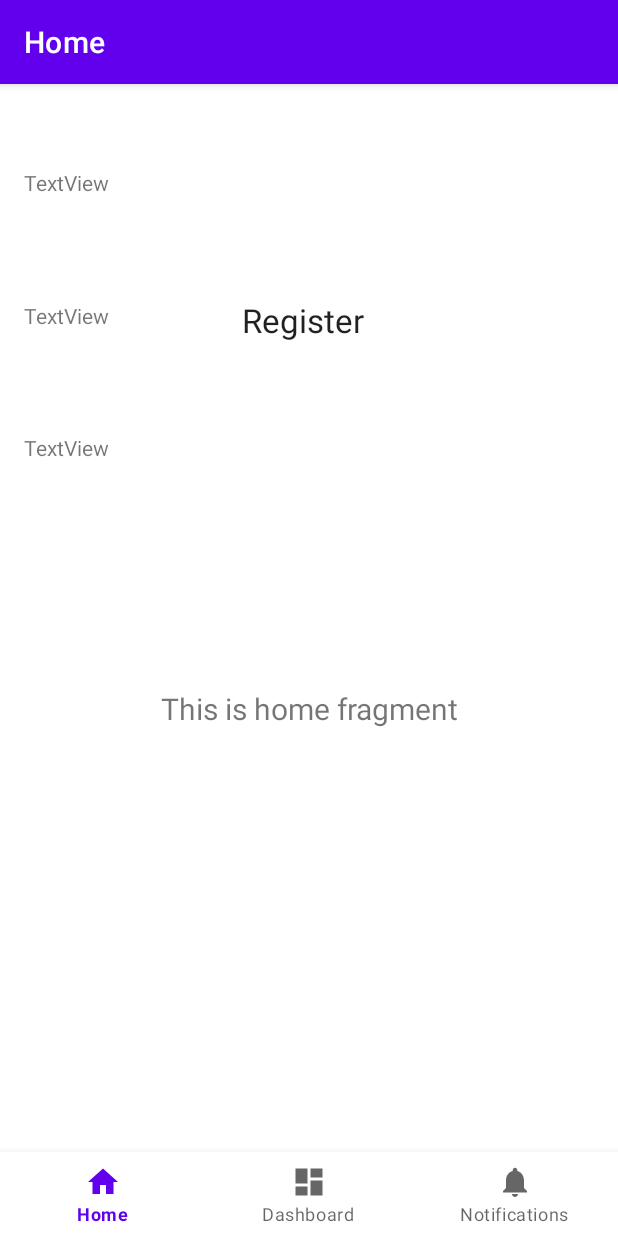
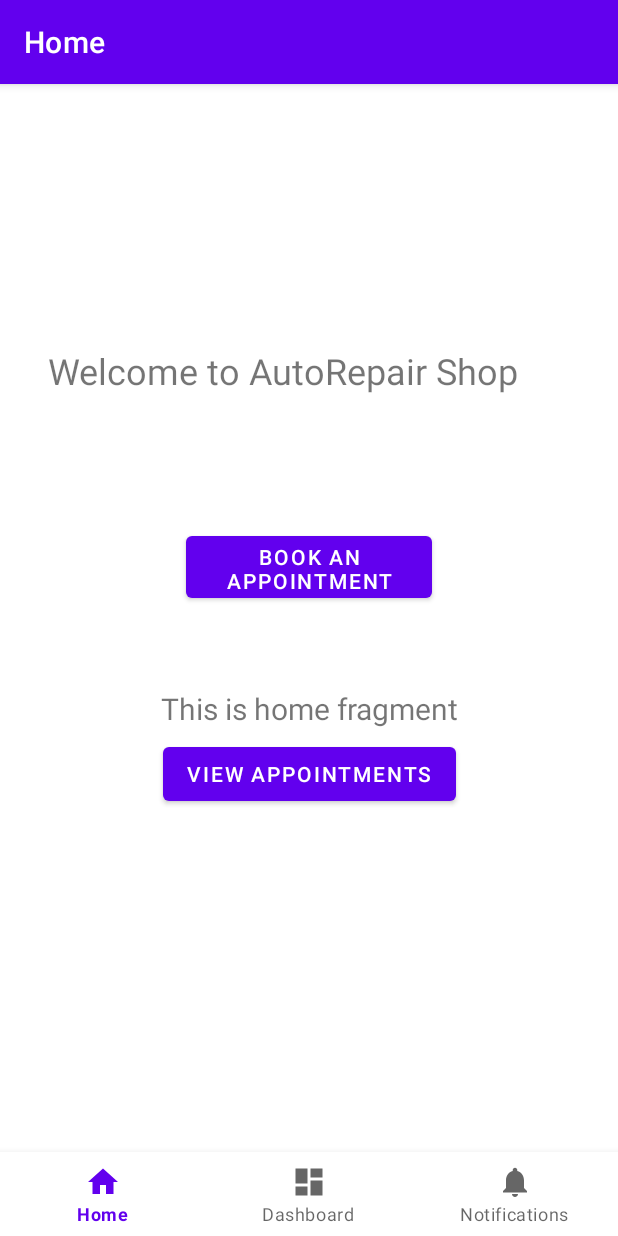
Before and after one commit to McGill-ECSE321-Winter2021/project-group-15, an Android app: the screen it shows after launch (MainActivity), on a phone screen of 412 x 824 dp. Run offline under Robolectric (Android 15) with nearby library versions, the phone set to English and light mode, and no system bars; our stand-ins replace navigation-ui.

Commit message:
Home page

```diff
--- a/AutoRepairAndroid/app/src/main/res/layout/activity_main.xml
+++ b/AutoRepairAndroid/app/src/main/res/layout/activity_main.xml
@@ -35,51 +35,36 @@
 
     <TextView
         android:id="@+id/textView"
-        android:layout_width="89dp"
-        android:layout_height="37dp"
-        android:text="Register"
-        android:textAppearance="@style/TextAppearance.AppCompat.Large"
+        android:layout_width="0dp"
+        android:layout_height="wrap_content"
+        android:layout_marginStart="32dp"
+        android:layout_marginEnd="32dp"
+        android:text="Welcome to AutoRepair Shop"
+        android:textSize="24sp"
+        app:layout_constraintBottom_toTopOf="@+id/nav_view"
+        app:layout_constraintEnd_toEndOf="parent"
+        app:layout_constraintStart_toStartOf="@+id/nav_host_fragment"
+        app:layout_constraintTop_toTopOf="@+id/nav_host_fragment"
+        app:layout_constraintVertical_bias="0.19" />
+
+    <Button
+        android:id="@+id/button3"
+        android:layout_width="164dp"
+        android:layout_height="53dp"
+        android:text="Book an Appointment"
+        app:layout_constraintBottom_toTopOf="@+id/button4"
+        app:layout_constraintEnd_toEndOf="parent"
+        app:layout_constraintStart_toStartOf="parent"
+        app:layout_constraintTop_toBottomOf="@+id/textView" />
+
+    <Button
+        android:id="@+id/button4"
+        android:layout_width="wrap_content"
+        android:layout_height="wrap_content"
+        android:text="View Appointments"
         app:layout_constraintBottom_toTopOf="@+id/nav_view"
         app:layout_constraintEnd_toEndOf="parent"
         app:layout_constraintStart_toStartOf="parent"
-        app:layout_constraintTop_toTopOf="@+id/nav_host_fragment"
-        app:layout_constraintVertical_bias="0.13999999" />
-
-    <TextView
-        android:id="@+id/textView2"
-        android:layout_width="0dp"
-        android:layout_height="wrap_content"
-        android:layout_marginStart="16dp"
-        android:layout_marginEnd="16dp"
-        android:text="TextView"
-        app:layout_constraintBottom_toTopOf="@+id/nav_view"
-        app:layout_constraintEnd_toEndOf="parent"
-        app:layout_constraintHorizontal_bias="0.0"
-        app:layout_constraintStart_toStartOf="parent"
-        app:layout_constraintTop_toBottomOf="@+id/textView"
-        app:layout_constraintVertical_bias="0.103" />
-
-    <TextView
-        android:id="@+id/textView3"
-        android:layout_width="0dp"
-        android:layout_height="wrap_content"
-        android:layout_marginStart="16dp"
-        android:layout_marginEnd="16dp"
-        android:text="TextView"
-        app:layout_constraintBottom_toTopOf="@+id/textView4"
-        app:layout_constraintEnd_toEndOf="parent"
-        app:layout_constraintStart_toStartOf="parent"
-        app:layout_constraintTop_toBottomOf="@+id/textView2" />
-
-    <TextView
-        android:id="@+id/textView4"
-        android:layout_width="0dp"
-        android:layout_height="wrap_content"
-        android:layout_marginStart="16dp"
-        android:layout_marginEnd="16dp"
-        android:text="TextView"
-        app:layout_constraintEnd_toEndOf="parent"
-        app:layout_constraintStart_toStartOf="parent"
-        tools:layout_editor_absoluteY="440dp" />
+        app:layout_constraintTop_toBottomOf="@+id/textView" />
 
 </androidx.constraintlayout.widget.ConstraintLayout>
--- a/AutoRepairAndroid/app/src/main/res/layout/fragment_home.xml
+++ b/AutoRepairAndroid/app/src/main/res/layout/fragment_home.xml
@@ -13,10 +13,14 @@
         android:layout_marginStart="8dp"
         android:layout_marginTop="8dp"
         android:layout_marginEnd="8dp"
+        android:text="View appointments"
         android:textAlignment="center"
         android:textSize="20sp"
         app:layout_constraintBottom_toBottomOf="parent"
         app:layout_constraintEnd_toEndOf="parent"
         app:layout_constraintStart_toStartOf="parent"
         app:layout_constraintTop_toTopOf="parent" />
+
+
+
 </androidx.constraintlayout.widget.ConstraintLayout>
```
